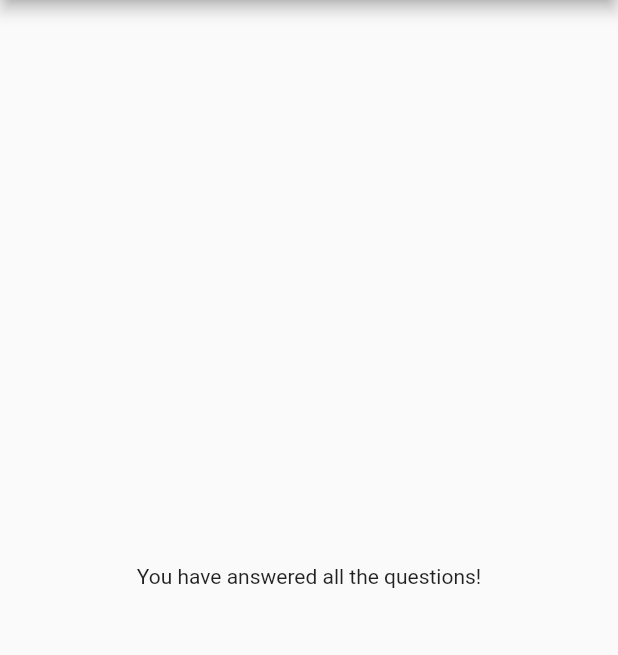
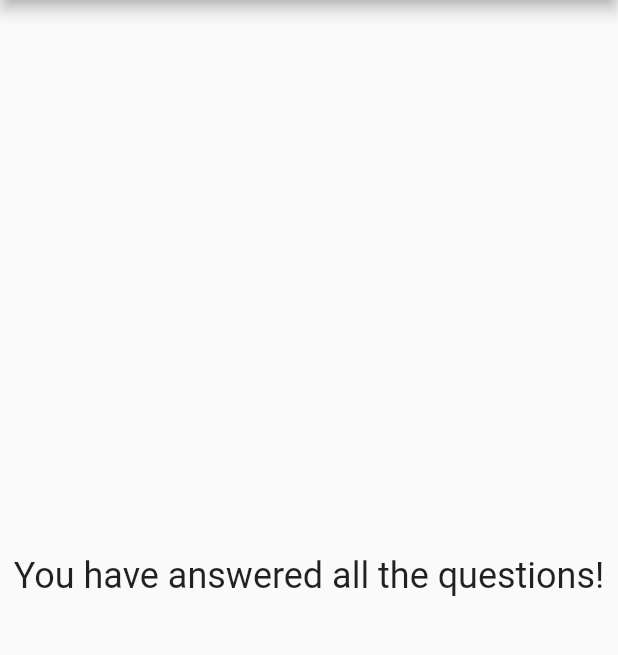
Before and after one commit to matheusmslima/flutter-quiz-app, a Flutter app: the screen it shows after launch, after a tap on "Black", after a tap on "Snake", after a tap on "BMW M8", on a phone screen of 412 x 824 dp, the part 84-739 px from its top. Run offline on Flutter 3.47's test engine with Material 2 defaults, Android fonts, the phone set to English and light mode, and no system bars.

Commit message:
Added gif

```diff
--- a/lib/main.dart
+++ b/lib/main.dart
@@ -13,6 +13,7 @@ import './question.dart';
 void main() => runApp(QuizApp());
 
 // extends é a keyword utilizada para inheritance de uma classe
+// ignore: use_key_in_widget_constructors
 class QuizApp extends StatefulWidget {
   // we want to change the state stateful
   @override
@@ -58,6 +59,7 @@ class _QuizAppState extends State<QuizApp> {
     print(_questionIndex);
 
     if (_questionIndex < questions.length) {
+      // ignore: avoid_print
       print("We have more questions!");
     }
   }
@@ -93,7 +95,11 @@ class _QuizAppState extends State<QuizApp> {
                 ],
               )
             : const Center(
-                child: Text("You have answered all the questions!"),
+                child: Text(
+                  "You have answered all the questions!",
+                  style: TextStyle(fontSize: 24),
+                  textAlign: TextAlign.center,
+                ),
               ),
       ),
     );
--- a/lib/question.dart
+++ b/lib/question.dart
@@ -5,6 +5,7 @@ class Question extends StatelessWidget {
   final String questionText; // adding final tells flutter that we are not
   // changing
 
+  // ignore: prefer_const_constructors_in_immutables
   Question(this.questionText);
 
   @override
```
Also changed, not shown: quiz_app.gif (added), 1 other file.
